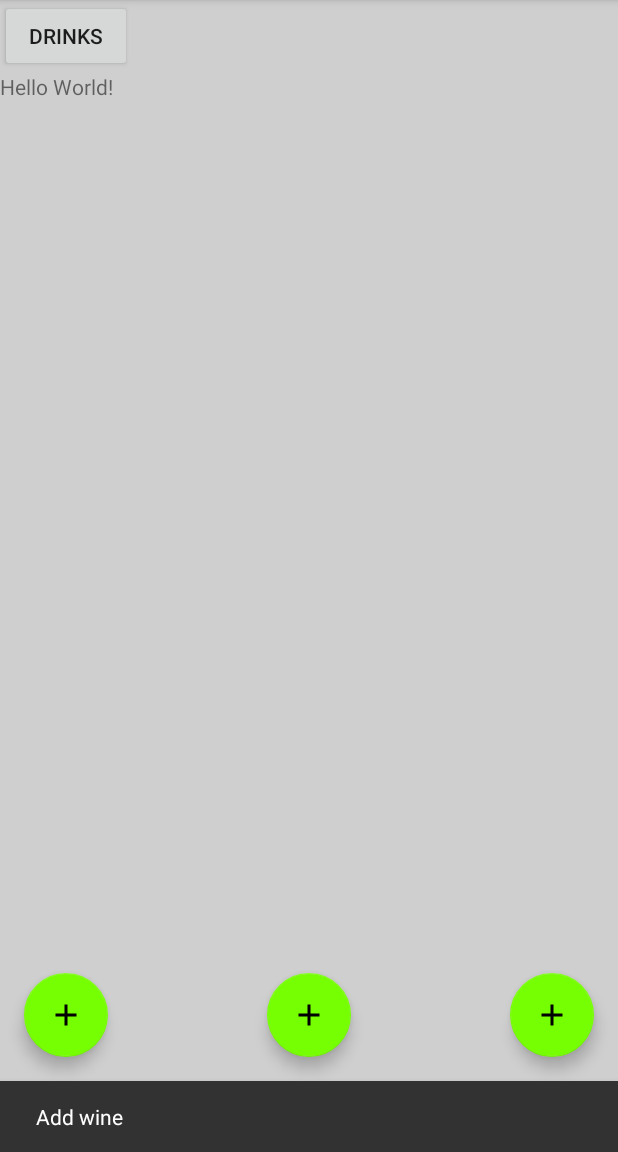
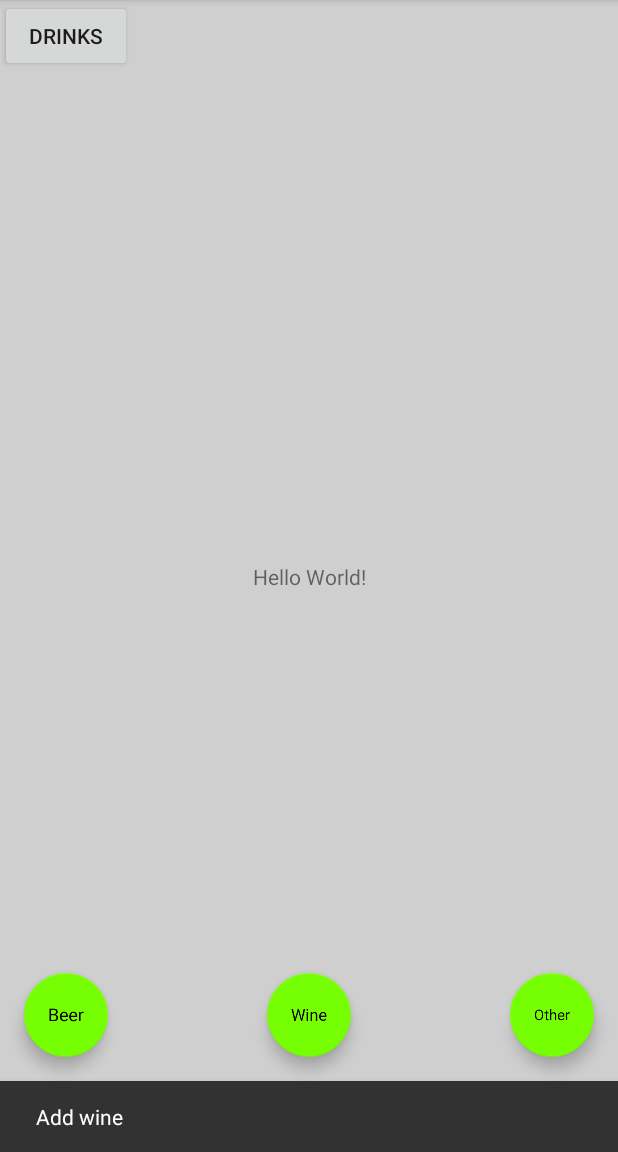
Before and after one commit to HavaG/AlcoholCounter, an Android app: the screen it shows after launch (MainActivity), after a tap on an icon or button, on a phone screen of 412 x 824 dp, the part 84-1236 px from its top. Run offline under Robolectric (Android 15) with nearby library versions, the phone set to English and light mode, and no system bars; our stand-ins replace Room's generated code.

Commit message:
fab text drink item border

```diff
--- a/app/src/main/java/com/example/alcoholcounter/MainActivity.java
+++ b/app/src/main/java/com/example/alcoholcounter/MainActivity.java
@@ -2,6 +2,10 @@ package com.example.alcoholcounter;
 
 import android.annotation.SuppressLint;
 import android.content.Intent;
+import android.graphics.Bitmap;
+import android.graphics.Canvas;
+import android.graphics.Color;
+import android.graphics.Paint;
 import android.os.AsyncTask;
 import android.os.Bundle;
 import android.support.design.widget.FloatingActionButton;
@@ -38,6 +42,7 @@ public class MainActivity extends AppCompatActivity implements BeerDialogFragmen
                 new BeerDialogFragment().show(getSupportFragmentManager(), BeerDialogFragment.TAG);
             }
         });
+        addBeer.setImageBitmap(textAsBitmap("Beer", 40, Color.BLACK));
 
         //wine
         FloatingActionButton addWine = findViewById(R.id.wine);
@@ -48,6 +53,7 @@ public class MainActivity extends AppCompatActivity implements BeerDialogFragmen
                         .setAction("Action", null).show();
             }
         });
+        addWine.setImageBitmap(textAsBitmap("Wine", 40, Color.BLACK));
 
         //other
         FloatingActionButton addOther = findViewById(R.id.other);
@@ -58,6 +64,8 @@ public class MainActivity extends AppCompatActivity implements BeerDialogFragmen
                         .setAction("Action", null).show();
             }
         });
+
+        addOther.setImageBitmap(textAsBitmap("Other", 40, Color.BLACK));
     }
 
     @Override
@@ -99,4 +107,21 @@ public class MainActivity extends AppCompatActivity implements BeerDialogFragmen
             }
         }.execute();
     }
+
+
+    //method to convert your text to image
+    public static Bitmap textAsBitmap(String text, float textSize, int textColor) {
+        Paint paint = new Paint(Paint.ANTI_ALIAS_FLAG);
+        paint.setTextSize(textSize);
+        paint.setColor(textColor);
+        paint.setTextAlign(Paint.Align.LEFT);
+        float baseline = -paint.ascent(); // ascent() is negative
+        int width = (int) (paint.measureText(text) + 0.0f); // round
+        int height = (int) (baseline + paint.descent() + 0.0f);
+        Bitmap image = Bitmap.createBitmap(width, height, Bitmap.Config.ARGB_8888);
+
+        Canvas canvas = new Canvas(image);
+        canvas.drawText(text, 0, baseline, paint);
+        return image;
+    }
 }
--- /dev/null
+++ b/app/src/main/res/drawable/custom_border.xml
@@ -0,0 +1,6 @@
+<?xml version="1.0" encoding="utf-8"?>
+    <shape xmlns:android="http://schemas.android.com/apk/res/android" android:shape="rectangle">
+        <corners android:radius="20dp"/>
+        <padding android:left="10dp" android:right="10dp" android:top="10dp" android:bottom="10dp"/>
+        <stroke android:width="1dp" android:color="#CCCCCC"/>
+    </shape>
--- a/app/src/main/res/layout/activity_main.xml
+++ b/app/src/main/res/layout/activity_main.xml
@@ -21,7 +21,9 @@
 
     </android.support.design.widget.AppBarLayout>
 
-    <include layout="@layout/content_main" />
+    <include
+        android:id="@+id/include"
+        layout="@layout/content_main" />
 
     <android.support.design.widget.FloatingActionButton
         android:id="@+id/beer"
@@ -29,8 +31,8 @@
         android:layout_height="wrap_content"
         android:layout_gravity="bottom|start"
         android:layout_margin="@dimen/fab_margin"
-        app:srcCompat="@drawable/ic_add_black_24dp"
-        tools:ignore="VectorDrawableCompat" />
+        tools:ignore="VectorDrawableCompat"
+        app:srcCompat="@drawable/ic_add_black_24dp"/>
 
     <android.support.design.widget.FloatingActionButton
         android:id="@+id/wine"
--- a/app/src/main/res/layout/content_main.xml
+++ b/app/src/main/res/layout/content_main.xml
@@ -1,5 +1,5 @@
 <?xml version="1.0" encoding="utf-8"?>
-<LinearLayout xmlns:android="http://schemas.android.com/apk/res/android"
+<android.support.constraint.ConstraintLayout xmlns:android="http://schemas.android.com/apk/res/android"
     xmlns:app="http://schemas.android.com/apk/res-auto"
     xmlns:tools="http://schemas.android.com/tools"
     android:layout_width="match_parent"
@@ -12,8 +12,10 @@
     <Button
         android:layout_width="wrap_content"
         android:layout_height="wrap_content"
-        android:text="Drinks"
-        android:onClick="showDrinks"/>
+        android:text="@string/drinks"
+        android:onClick="showDrinks"
+        app:layout_constraintLeft_toLeftOf="parent"
+        app:layout_constraintTop_toTopOf="parent"/>
 
     <TextView
         android:layout_width="wrap_content"
@@ -24,4 +26,4 @@
         app:layout_constraintRight_toRightOf="parent"
         app:layout_constraintTop_toTopOf="parent" />
 
-</LinearLayout>
+</android.support.constraint.ConstraintLayout>
--- a/app/src/main/res/values/strings.xml
+++ b/app/src/main/res/values/strings.xml
@@ -14,6 +14,8 @@
     <string name="bottle">Bottle (7.5dl)</string>
     <string name="alcohol_degrees">Alcohol degrees</string>
     <string name="beer">Beer</string>
+    <string name="drinks">Drinks</string>
+    <string name="deletebtn">deleteBtn</string>
 
     <string-array name="unit_picker">
         <item>ml</item>
```
Also changed, not shown: app/src/main/java/com/example/alcoholcounter/Adapter/DrinkAdapter.java (+10 -9 lines), app/src/main/res/layout/drink_item.xml (+10 -6 lines).
